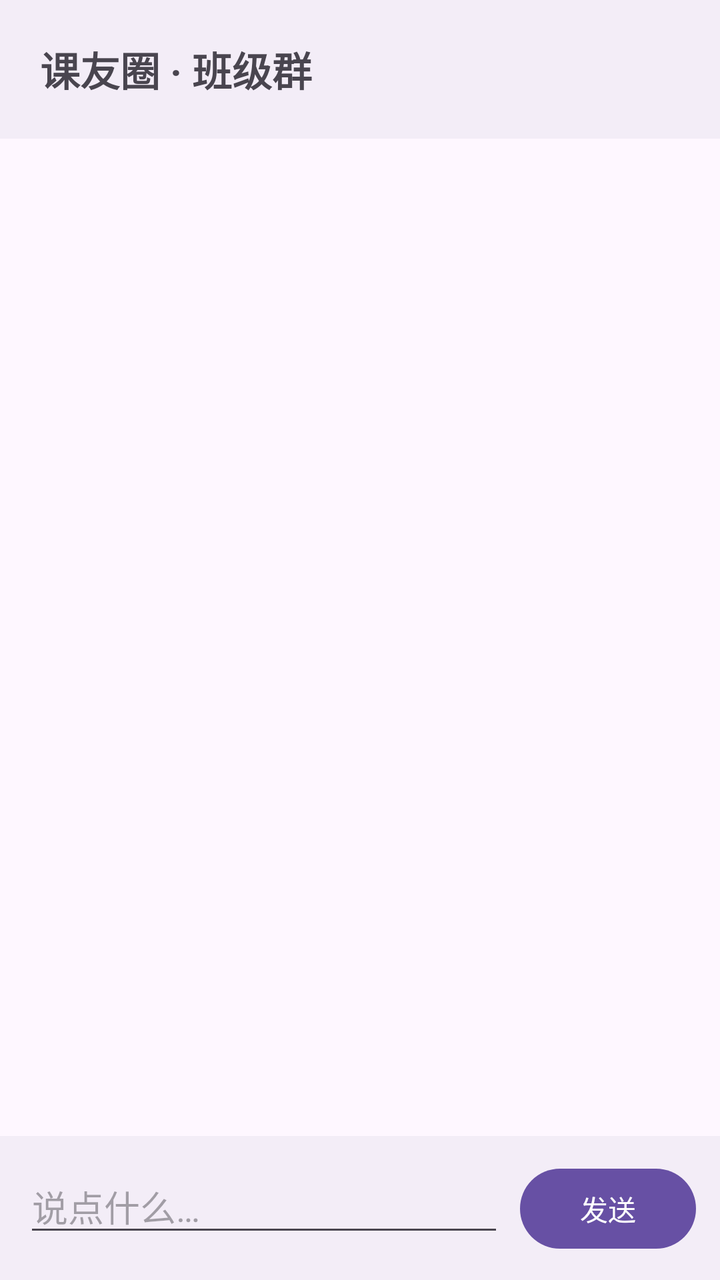
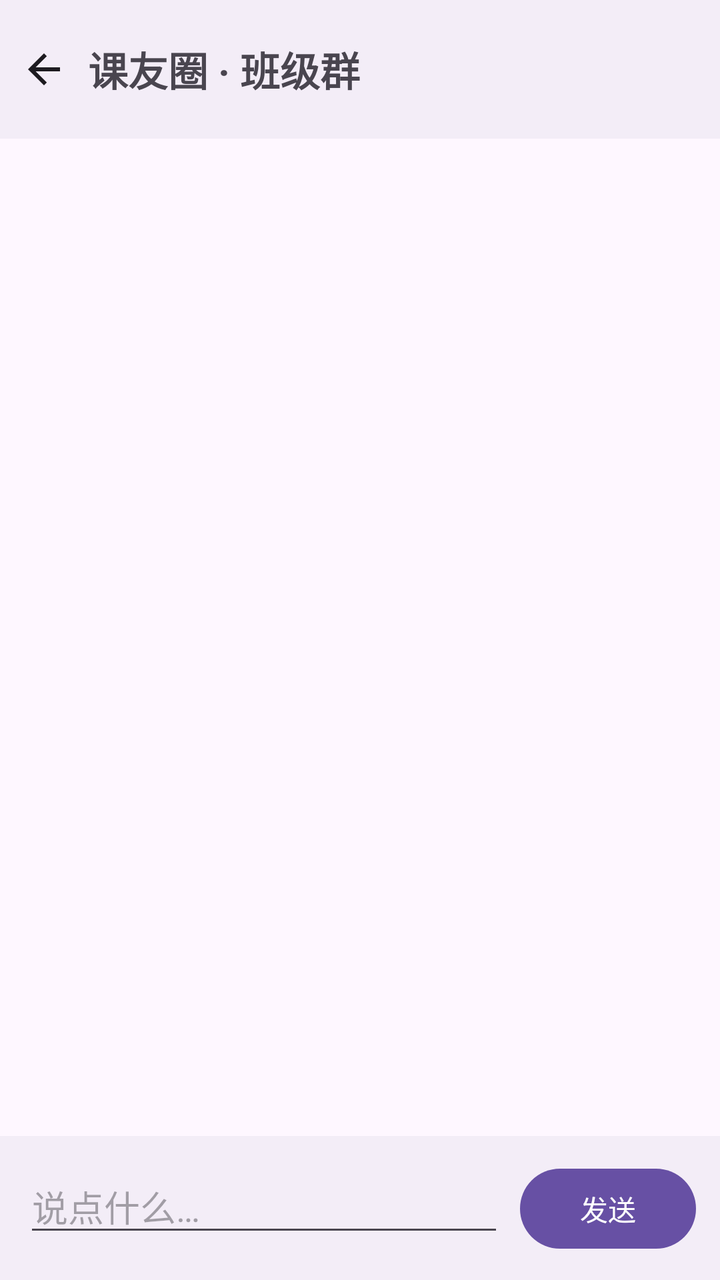

Before-and-after screenshots of an Android layout around one commit, followed by the original layout XML and the change that was made.
<!-- AndroidManifest.xml: application theme Theme.Keyou -->
<!-- res/layout/activity_chat.xml -->
<?xml version="1.0" encoding="utf-8"?>
<LinearLayout xmlns:android="http://schemas.android.com/apk/res/android"
    android:layout_width="match_parent"
    android:layout_height="match_parent"
    android:orientation="vertical">

    
    <TextView
        android:layout_width="match_parent"
        android:layout_height="wrap_content"
        android:text="@string/chat_title"
        android:textSize="20sp"
        android:textStyle="bold"
        android:padding="20dp"
        android:background="?attr/colorSurfaceContainer" />

    
    <androidx.recyclerview.widget.RecyclerView
        android:id="@+id/rv_messages"
        android:layout_width="match_parent"
        android:layout_height="0dp"
        android:layout_weight="1"
        android:padding="16dp" />

    
    <LinearLayout
        android:layout_width="match_parent"
        android:layout_height="wrap_content"
        android:orientation="horizontal"
        android:padding="12dp"
        android:background="?attr/colorSurfaceContainer">

        <EditText
            android:id="@+id/et_message"
            android:layout_width="0dp"
            android:layout_height="wrap_content"
            android:layout_weight="1"
            android:hint="@string/chat_input_hint"
            android:inputType="text"
            android:layout_marginEnd="8dp" />

        <Button
            android:id="@+id/btn_send"
            android:layout_width="wrap_content"
            android:layout_height="wrap_content"
            android:text="@string/chat_send" />
    </LinearLayout>

</LinearLayout>
<!-- resources referenced by this layout -->
<resources>
  <string name="chat_input_hint">说点什么…</string>
  <string name="chat_send">发送</string>
  <string name="chat_title">课友圈 · 班级群</string>
  <style name="Theme.Keyou" parent="Theme.Material3.DayNight.NoActionBar" />
</resources>

<!-- the commit's change to res/layout/activity_chat.xml (unified diff, before → after) -->
@@ -5,14 +5,25 @@
     android:orientation="vertical">
 
     
-    <TextView
+    <LinearLayout
         android:layout_width="match_parent"
         android:layout_height="wrap_content"
-        android:text="@string/chat_title"
-        android:textSize="20sp"
-        android:textStyle="bold"
-        android:padding="20dp"
-        android:background="?attr/colorSurfaceContainer" />
+        android:orientation="horizontal"
+        android:gravity="center_vertical"
+        android:background="?attr/colorSurfaceContainer"
+        android:paddingEnd="20dp">
+
+        <include layout="@layout/view_back_bar" />
+
+        <TextView
+            android:layout_width="0dp"
+            android:layout_height="wrap_content"
+            android:layout_weight="1"
+            android:text="@string/chat_title"
+            android:textSize="20sp"
+            android:textStyle="bold"
+            android:paddingVertical="20dp" />
+    </LinearLayout>
 
     
     <androidx.recyclerview.widget.RecyclerView
@@ -47,3 +58,19 @@
     </LinearLayout>
 
 </LinearLayout>
+<!-- res/layout/view_back_bar.xml (included above) -->
+<?xml version="1.0" encoding="utf-8"?>
+<FrameLayout xmlns:android="http://schemas.android.com/apk/res/android"
+    android:layout_width="wrap_content"
+    android:layout_height="wrap_content">
+
+    <ImageButton
+        android:id="@+id/btn_back"
+        android:layout_width="44dp"
+        android:layout_height="44dp"
+        android:background="?attr/selectableItemBackgroundBorderless"
+        android:contentDescription="@string/back"
+        android:padding="10dp"
+        android:src="@drawable/ic_arrow_back" />
+
+</FrameLayout>
<!-- resource entries referenced after the edit -->
@@ -1,5 +1,18 @@
 <!-- resources referenced by this layout -->
 <resources>
+  <!-- drawable ic_arrow_back (drawable) -->
+  <?xml version="1.0" encoding="utf-8"?>
+  <vector xmlns:android="http://schemas.android.com/apk/res/android"
+      android:width="24dp"
+      android:height="24dp"
+      android:viewportWidth="24"
+      android:viewportHeight="24"
+      android:tint="?attr/colorOnSurface">
+      <path
+          android:fillColor="@android:color/white"
+          android:pathData="M20,11H7.83l5.59,-5.59L12,4l-8,8 8,8 1.41,-1.41L7.83,13H20v-2z" />
+  </vector>
+  <string name="back">返回</string>
   <string name="chat_input_hint">说点什么…</string>
   <string name="chat_send">发送</string>
   <string name="chat_title">课友圈 · 班级群</string>
